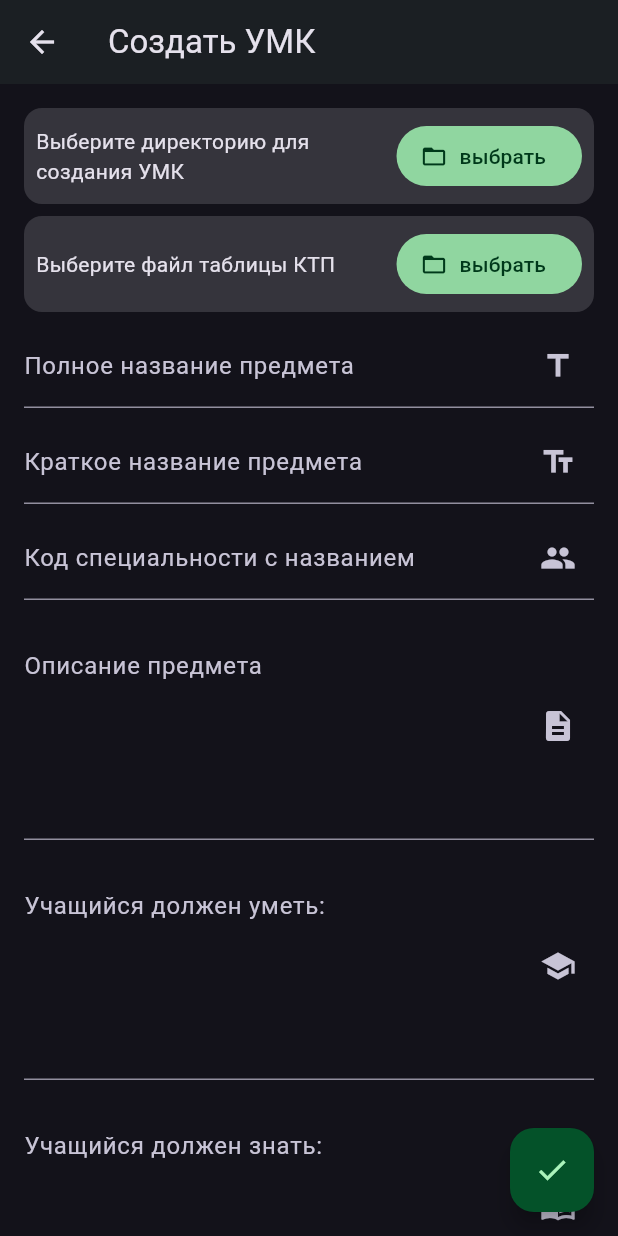
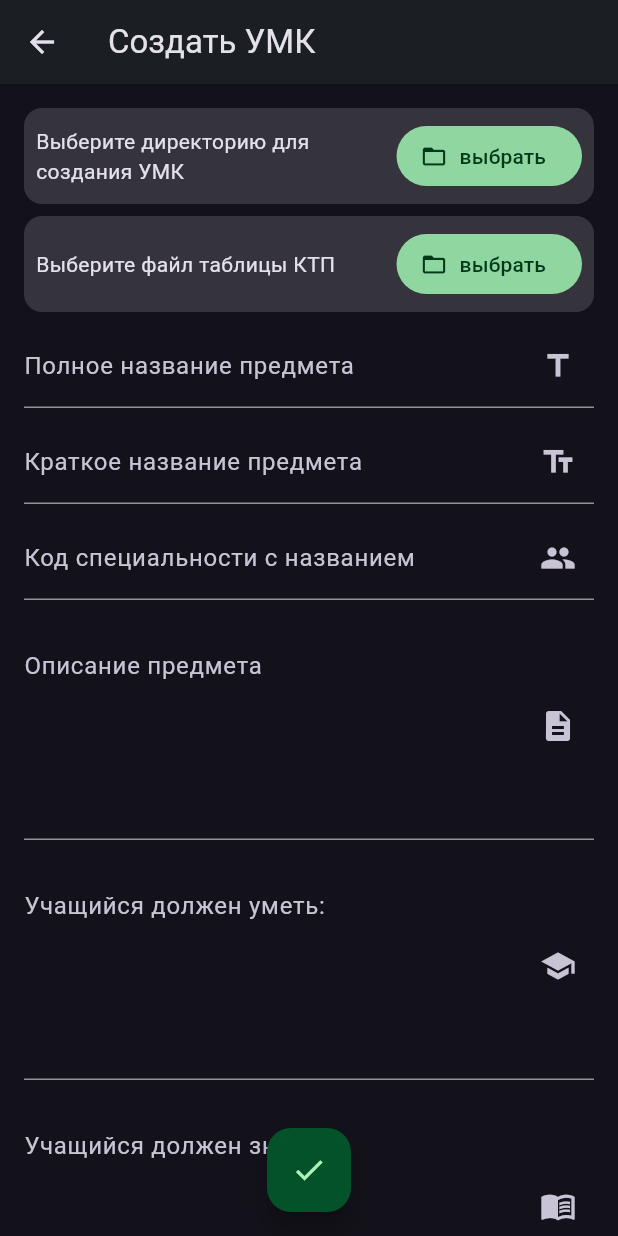
Before and after one commit to DionisiuBrovka/rossete_v3, a Flutter app: the screen it shows after launch, after a tap on "Создать УМК", on a phone screen of 412 x 824 dp. Run offline on Flutter 3.47's test engine with Material 3 defaults, Android fonts, the phone set to English and light mode, and no system bars; our stand-ins replace file_picker, get_it.

Commit message:
Микро рефактор

```diff
--- a/client/lib/features/create_umk_page/create_umk_form/create_umk_form.dart
+++ b/client/lib/features/create_umk_page/create_umk_form/create_umk_form.dart
@@ -42,7 +42,7 @@ class KnowledgeField extends StatelessWidget {
       decoration: InputDecoration(
         labelText: 'Учащийся должен знать:',
         suffixIcon: Icon(Icons.menu_book),
-        floatingLabelAlignment: FloatingLabelAlignment.start,
+        floatingLabelAlignment: .start,
         alignLabelWithHint: true,
       ),
     );
@@ -63,7 +63,7 @@ class SkillsField extends StatelessWidget {
       decoration: InputDecoration(
         labelText: 'Учащийся должен уметь:',
         suffixIcon: Icon(Icons.school),
-        floatingLabelAlignment: FloatingLabelAlignment.start,
+        floatingLabelAlignment: .start,
         alignLabelWithHint: true,
       ),
     );
@@ -84,7 +84,7 @@ class DescField extends StatelessWidget {
       decoration: InputDecoration(
         labelText: 'Описание предмета',
         suffixIcon: Icon(Icons.description),
-        floatingLabelAlignment: FloatingLabelAlignment.start,
+        floatingLabelAlignment: .start,
         alignLabelWithHint: true,
       ),
     );
@@ -163,9 +163,9 @@ class _DirectoryPickerState extends State<DirectoryPicker> {
   @override
   Widget build(BuildContext context) {
     return Card.filled(
-      margin: EdgeInsets.all(0),
+      margin: .all(0),
       child: Padding(
-        padding: const EdgeInsets.all(8.0),
+        padding: .all(8.0),
         child: Row(
           children: [
             Expanded(
@@ -219,9 +219,9 @@ class _KtpFilePickerState extends State<KtpFilePicker> {
   @override
   Widget build(BuildContext context) {
     return Card.filled(
-      margin: EdgeInsets.all(0),
+      margin: .all(0),
       child: Padding(
-        padding: const EdgeInsets.all(8.0),
+        padding: const .all(8.0),
         child: Row(
           children: [
             Expanded(
--- a/client/lib/features/create_umk_page/create_umk_page.dart
+++ b/client/lib/features/create_umk_page/create_umk_page.dart
@@ -48,13 +48,14 @@ class _CreateUmkPageState extends State<CreateUmkPage> {
     return Scaffold(
       appBar: AppBar(title: Text('Создать УМК'), elevation: 2),
       body: Align(
-        alignment: Alignment.topCenter,
+        alignment: .topCenter,
         child: CreateUmkForm(controller: controller),
       ),
       floatingActionButton: FloatingActionButton(
         onPressed: controller.onCreateButtonPressed,
         child: Icon(Icons.check),
       ),
+      floatingActionButtonLocation: .centerFloat,
     );
   }
 
--- a/client/lib/features/start_page/start_page.dart
+++ b/client/lib/features/start_page/start_page.dart
@@ -6,12 +6,40 @@ class StartPage extends StatelessWidget {
 
   @override
   Widget build(BuildContext context) {
-    return Scaffold(body: Center(child: StartPageMenu()));
+    return Scaffold(
+      body: Center(
+        child: _StartPageMenu(
+          title: 'Rossete',
+          version: 'v3',
+          onCreatePress: () {
+            Navigator.push(
+              context,
+              MaterialPageRoute(builder: (context) => const CreateUmkPage()),
+            );
+          },
+          onLoadPress: null,
+        ),
+      ),
+      floatingActionButton: FloatingActionButton.small(
+        onPressed: () {},
+        child: Icon(Icons.info),
+      ),
+    );
   }
 }
 
-class StartPageMenu extends StatelessWidget {
-  const StartPageMenu({super.key});
+class _StartPageMenu extends StatelessWidget {
+  const _StartPageMenu({
+    required this.title,
+    required this.version,
+    this.onCreatePress,
+    this.onLoadPress,
+  });
+
+  final String title;
+  final String version;
+  final Function()? onCreatePress;
+  final Function()? onLoadPress;
 
   @override
   Widget build(BuildContext context) {
@@ -21,19 +49,14 @@ class StartPageMenu extends StatelessWidget {
       crossAxisAlignment: CrossAxisAlignment.center,
       spacing: 8,
       children: [
-        const _TitleText(),
+        _TitleText(title: title, version: version),
         TextButton.icon(
-          onPressed: () {
-            Navigator.push(
-              context,
-              MaterialPageRoute(builder: (context) => const CreateUmkPage()),
-            );
-          },
+          onPressed: onCreatePress,
           icon: Icon(Icons.create),
           label: Text("Создать УМК"),
         ),
         TextButton.icon(
-          onPressed: null,
+          onPressed: onLoadPress,
           icon: Icon(Icons.upload),
           label: Text("Загрузить УМК"),
         ),
@@ -43,18 +66,22 @@ class StartPageMenu extends StatelessWidget {
 }
 
 class _TitleText extends StatelessWidget {
-  const _TitleText();
+  const _TitleText({required this.title, required this.version});
+
+  final String title;
+  final String version;
 
   @override
   Widget build(BuildContext context) {
     return Row(
       mainAxisAlignment: .center,
+      spacing: 4,
       children: [
-        Text('Rossete', style: Theme.of(context).textTheme.headlineMedium),
+        Text(title, style: Theme.of(context).textTheme.headlineMedium),
         Text(
-          'v3.0',
+          version,
           style: Theme.of(context).textTheme.bodyMedium!.copyWith(
-            fontStyle: FontStyle.italic,
+            fontStyle: .italic,
             color: Theme.of(
               context,
             ).colorScheme.onSurfaceVariant.withAlpha(100),
--- a/client/lib/main.dart
+++ b/client/lib/main.dart
@@ -18,11 +18,11 @@ class MainApp extends StatelessWidget {
   @override
   Widget build(BuildContext context) {
     return MaterialApp(
-      theme: ThemeData.from(
-        colorScheme: ColorScheme.fromSeed(
-          seedColor: const Color.fromARGB(255, 121, 150, 255),
-          brightness: Brightness.dark,
-          dynamicSchemeVariant: DynamicSchemeVariant.expressive,
+      theme: .from(
+        colorScheme: .fromSeed(
+          seedColor: .fromARGB(255, 121, 150, 255),
+          brightness: .dark,
+          dynamicSchemeVariant: .expressive,
         ),
       ),
       home: StartPage(),
```
